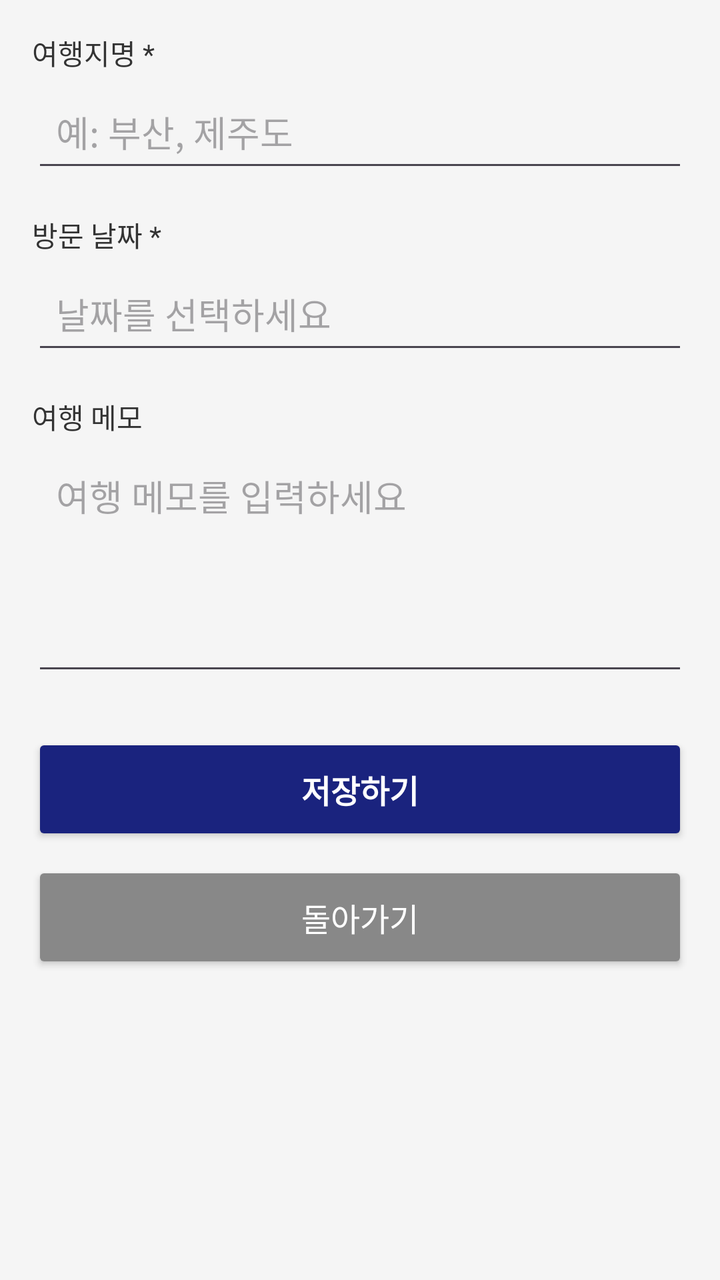
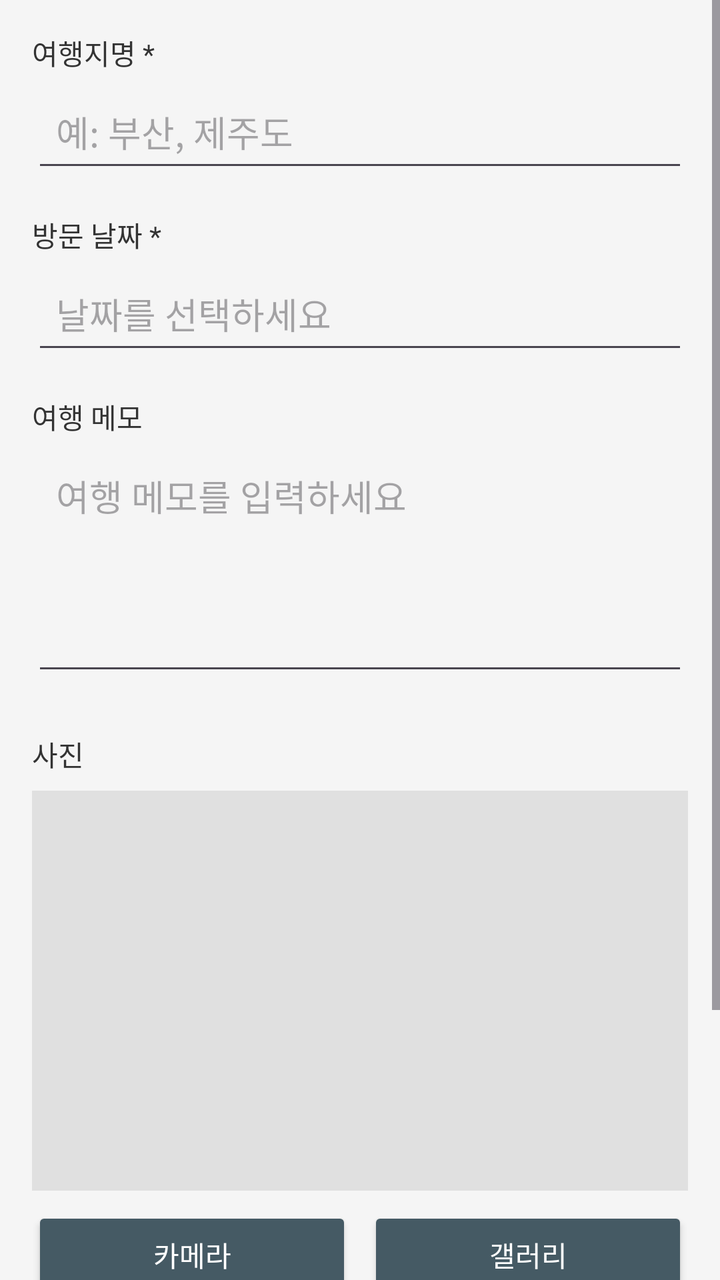

Compare the two renders of this Android layout. The source of the first and the diff that turns it into the second are given below.
<!-- AndroidManifest.xml: application theme Theme.TravelMemory -->
<!-- res/layout/activity_add_travel.xml -->
<?xml version="1.0" encoding="utf-8"?>
<ScrollView xmlns:android="http://schemas.android.com/apk/res/android"
    android:layout_width="match_parent"
    android:layout_height="match_parent"
    android:background="#F5F5F5">

    <LinearLayout
        android:layout_width="match_parent"
        android:layout_height="wrap_content"
        android:orientation="vertical"
        android:padding="16dp">

        <TextView
            android:layout_width="wrap_content"
            android:layout_height="wrap_content"
            android:text="여행지명 *"
            android:textSize="14sp"
            android:textColor="#333333"
            android:paddingBottom="4dp" />

        <EditText
            android:id="@+id/etPlace"
            android:layout_width="match_parent"
            android:layout_height="wrap_content"
            android:inputType="textPersonName"
            android:hint="예: 부산, 제주도"
            android:padding="12dp"
            android:layout_marginBottom="16dp" />

        <TextView
            android:layout_width="wrap_content"
            android:layout_height="wrap_content"
            android:text="방문 날짜 *"
            android:textSize="14sp"
            android:textColor="#333333"
            android:paddingBottom="4dp" />

        <EditText
            android:id="@+id/etDate"
            android:layout_width="match_parent"
            android:layout_height="wrap_content"
            android:hint="날짜를 선택하세요"
            android:focusable="false"
            android:clickable="true"
            android:padding="12dp"
            android:layout_marginBottom="16dp" />

        <TextView
            android:layout_width="wrap_content"
            android:layout_height="wrap_content"
            android:text="여행 메모"
            android:textSize="14sp"
            android:textColor="#333333"
            android:paddingBottom="4dp" />

        <EditText
            android:id="@+id/etMemo"
            android:layout_width="match_parent"
            android:layout_height="120dp"
            android:hint="여행 메모를 입력하세요"
            android:inputType="textMultiLine"
            android:gravity="top"
            android:padding="12dp"
            android:layout_marginBottom="24dp" />

        <Button
            android:id="@+id/btnSave"
            android:layout_width="match_parent"
            android:layout_height="56dp"
            android:text="저장하기"
            android:textSize="16sp"
            android:textStyle="bold"
            android:backgroundTint="#1A237E"
            android:textColor="#FFFFFF" />

        <Button
            android:id="@+id/btnBack"
            android:layout_width="match_parent"
            android:layout_height="56dp"
            android:text="돌아가기"
            android:textSize="16sp"
            android:backgroundTint="#888888"
            android:textColor="#FFFFFF"
            android:layout_marginTop="8dp" />

    </LinearLayout>
</ScrollView>
<!-- resources referenced by this layout -->
<resources>
  <style name="Theme.TravelMemory" parent="Base.Theme.TravelMemory" />
  <style name="Base.Theme.TravelMemory" parent="Theme.Material3.DayNight.NoActionBar">
          
          
      </style>
</resources>

<!-- the commit's change to res/layout/activity_add_travel.xml (unified diff, before → after) -->
@@ -63,6 +63,49 @@
             android:padding="12dp"
             android:layout_marginBottom="24dp" />
 
+        <TextView
+            android:layout_width="wrap_content"
+            android:layout_height="wrap_content"
+            android:text="사진"
+            android:textSize="14sp"
+            android:textColor="#333333"
+            android:paddingBottom="8dp" />
+
+        <ImageView
+            android:id="@+id/imgPreview"
+            android:layout_width="match_parent"
+            android:layout_height="200dp"
+            android:scaleType="centerCrop"
+            android:background="#E0E0E0"
+            android:layout_marginBottom="8dp" />
+
+        <LinearLayout
+            android:layout_width="match_parent"
+            android:layout_height="wrap_content"
+            android:orientation="horizontal"
+            android:layout_marginBottom="24dp">
+
+            <Button
+                android:id="@+id/btnCamera"
+                android:layout_width="0dp"
+                android:layout_height="wrap_content"
+                android:layout_weight="1"
+                android:text="카메라"
+                android:layout_marginEnd="8dp"
+                android:backgroundTint="#455A64"
+                android:textColor="#FFFFFF" />
+
+            <Button
+                android:id="@+id/btnGallery"
+                android:layout_width="0dp"
+                android:layout_height="wrap_content"
+                android:layout_weight="1"
+                android:text="갤러리"
+                android:backgroundTint="#455A64"
+                android:textColor="#FFFFFF" />
+
+        </LinearLayout>
+
         <Button
             android:id="@+id/btnSave"
             android:layout_width="match_parent"
